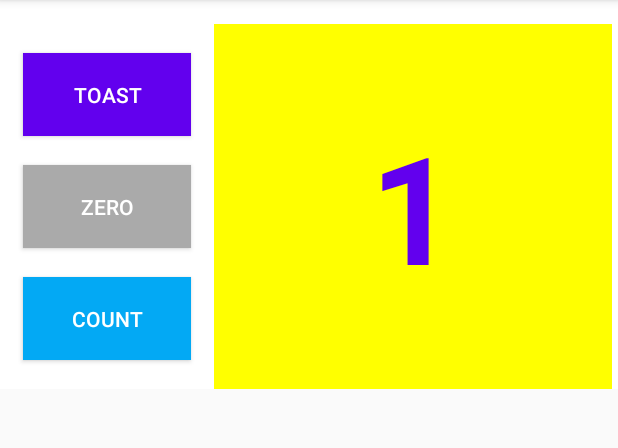
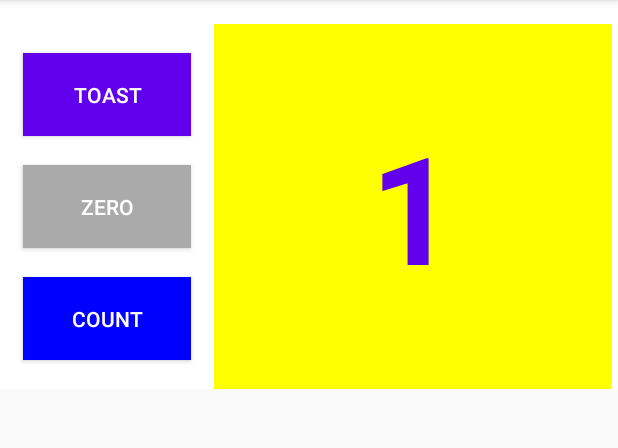
Before and after one commit to harry2909/-App_Dev_Lab2_Homework, an Android app: the screen it shows after launch (MainActivity), after a tap on "COUNT", on a phone screen of 412 x 824 dp, the part 84-532 px from its top. Run offline under Robolectric (Android 15) with nearby library versions, the phone set to English and light mode, and no system bars.

Commit message:
Count button changes colour based on whether the number is odd or even.

```diff
--- a/app/src/main/java/com/example/lab2/MainActivity.java
+++ b/app/src/main/java/com/example/lab2/MainActivity.java
@@ -2,6 +2,7 @@ package com.example.lab2;
 
 import androidx.appcompat.app.AppCompatActivity;
 
+import android.graphics.Color;
 import android.os.Bundle;
 import android.view.View;
 import android.widget.TextView;
@@ -30,6 +31,12 @@ public class MainActivity extends AppCompatActivity {
         if(mShowCount != null){
             mShowCount.setText(Integer.toString(mCount));
         }
+        if(mCount % 2 == 0){
+            findViewById(R.id.button_count).setBackgroundColor(Color.RED);
+        }
+        else{
+            findViewById(R.id.button_count).setBackgroundColor(Color.BLUE);
+        }
     }
 
     public void resetCount(View view) {
```
